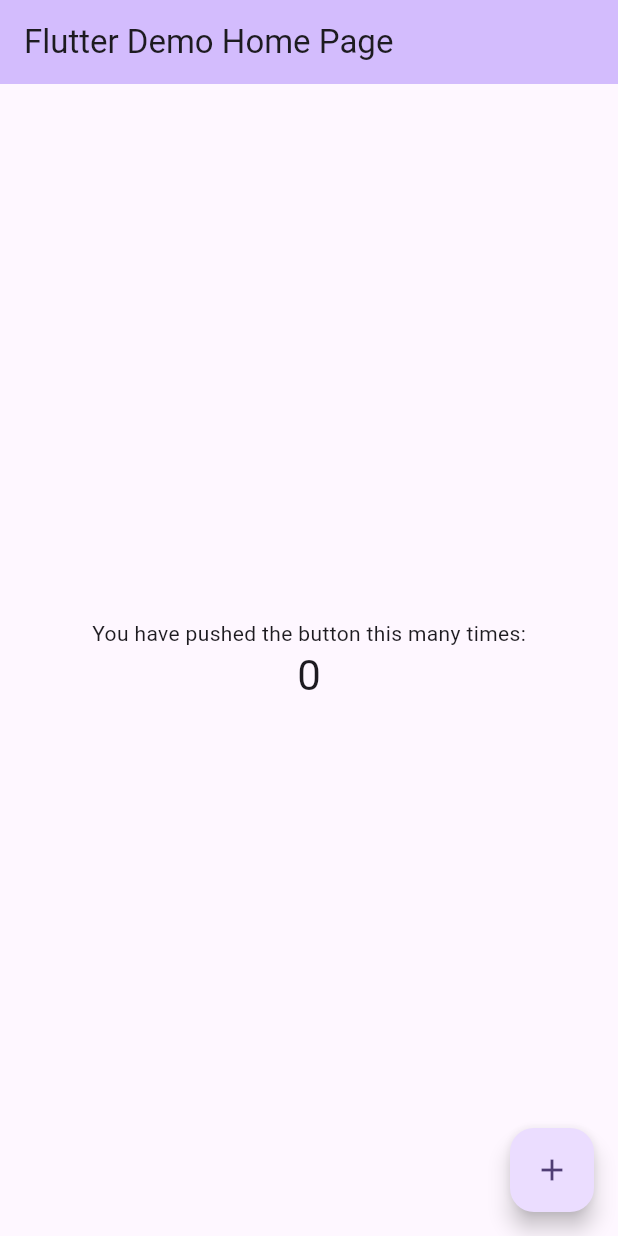
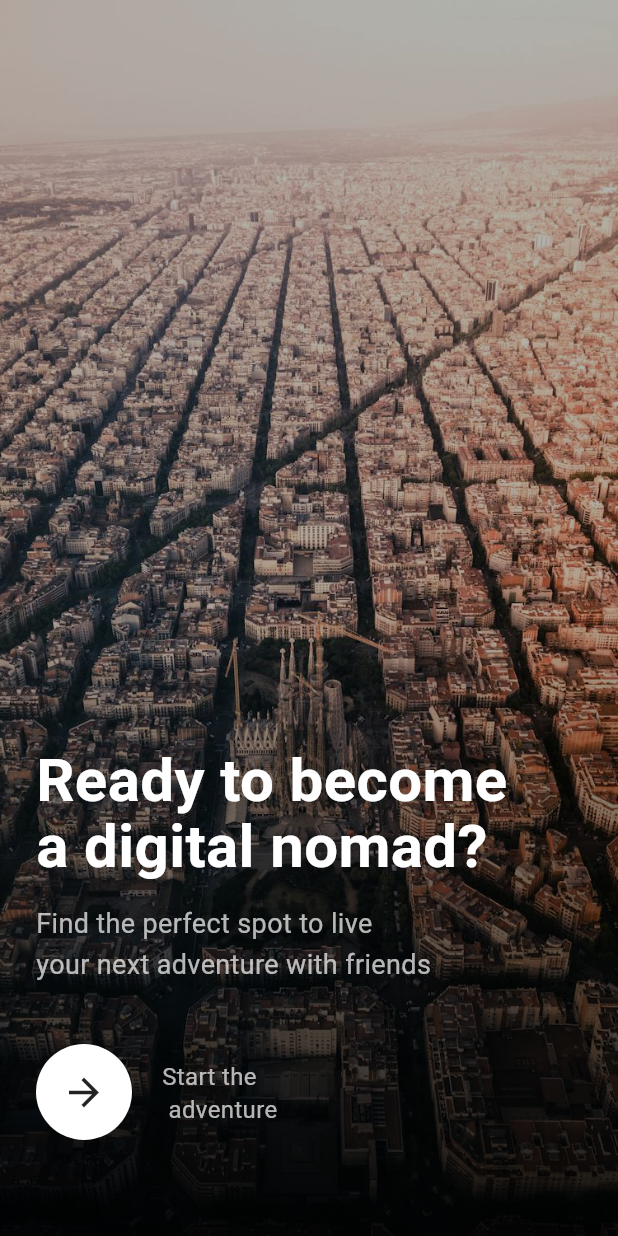
Before and after one commit to meulencv/wenomadus, a Flutter app: the screen it shows after launch, on a phone screen of 412 x 824 dp. Run offline on Flutter 3.47's test engine with Material 3 defaults, Android fonts, the phone set to English and light mode, and no system bars; our stand-ins replace supabase_flutter; accounts and stored records are empty.

Commit message:
feat: Add login, registration, and welcome screens
- Implemented LoginScreen with email and password authentication using Supabase.
- Created RegisterScreen for user registration with email and password confirmation.
- Added WelcomeScreen as the entry point of the app, featuring a background image and navigation to the login screen.
- Updated pubspec.yaml to include necessary dependencies for Supabase and URL launcher.
- Modified platform-specific plugin registration for Linux and Windows to support new features.
- Enhanced UI with gradient backgrounds and improved button styles for better user experience.

```diff
--- /dev/null
+++ b/lib/config/supabase_config.dart
@@ -0,0 +1,4 @@
+class SupabaseConfig {
+  static const String apiUrl = 'https://euzfwsyfkerjzlmdojsu.supabase.co';
+  static const String apiKey = 'eyJhbGciOiJIUzI1NiIsInR5cCI6IkpXVCJ9.eyJpc3MiOiJzdXBhYmFzZSIsInJlZiI6ImV1emZ3c3lma2VyanpsbWRvanN1Iiwicm9sZSI6ImFub24iLCJpYXQiOjE3NDYyMjQ5OTEsImV4cCI6MjA2MTgwMDk5MX0.dG-l819JhqrTR4LsREQ0HCiQgVhTO5n9pikbe7GoFok';
+}
--- a/lib/main.dart
+++ b/lib/main.dart
@@ -1,125 +1,60 @@
 import 'package:flutter/material.dart';
+import 'package:supabase_flutter/supabase_flutter.dart';
+import 'package:wenomadus/config/supabase_config.dart';
+import 'package:wenomadus/screens/welcome_screen.dart';
 
-void main() {
+void main() async {
+  WidgetsFlutterBinding.ensureInitialized();
+
+  await Supabase.initialize(
+    url: SupabaseConfig.apiUrl,
+    anonKey: SupabaseConfig.apiKey,
+  );
+
   runApp(const MyApp());
 }
 
 class MyApp extends StatelessWidget {
   const MyApp({super.key});
 
-  // This widget is the root of your application.
   @override
   Widget build(BuildContext context) {
     return MaterialApp(
-      title: 'Flutter Demo',
+      debugShowCheckedModeBanner: false,
+      title: 'Travel App',
       theme: ThemeData(
-        // This is the theme of your application.
-        //
-        // TRY THIS: Try running your application with "flutter run". You'll see
-        // the application has a purple toolbar. Then, without quitting the app,
-        // try changing the seedColor in the colorScheme below to Colors.green
-        // and then invoke "hot reload" (save your changes or press the "hot
-        // reload" button in a Flutter-supported IDE, or press "r" if you used
-        // the command line to start the app).
-        //
-        // Notice that the counter didn't reset back to zero; the application
-        // state is not lost during the reload. To reset the state, use hot
-        // restart instead.
-        //
-        // This works for code too, not just values: Most code changes can be
-        // tested with just a hot reload.
-        colorScheme: ColorScheme.fromSeed(seedColor: Colors.deepPurple),
         useMaterial3: true,
+        primaryColor: const Color(0xFF0770E3),
+        colorScheme: ColorScheme.fromSeed(
+          seedColor: const Color(0xFF0770E3),
+          primary: const Color(0xFF0770E3),
+          secondary: const Color(0xFF00A698),
+        ),
+        textTheme: const TextTheme(
+          headlineLarge: TextStyle(
+            fontSize: 36,
+            fontWeight: FontWeight.w800,
+            color: Color(0xFF111236),
+          ),
+          bodyLarge: TextStyle(
+            fontSize: 16,
+            color: Color(0xFF68697F),
+            fontWeight: FontWeight.w500,
+          ),
+        ),
+        elevatedButtonTheme: ElevatedButtonThemeData(
+          style: ElevatedButton.styleFrom(
+            backgroundColor: const Color(0xFF0770E3),
+            foregroundColor: Colors.white,
+            elevation: 0,
+            padding: const EdgeInsets.symmetric(vertical: 16),
+            shape: RoundedRectangleBorder(
+              borderRadius: BorderRadius.circular(8),
+            ),
+          ),
+        ),
       ),
-      home: const MyHomePage(title: 'Flutter Demo Home Page'),
+      home: const WelcomeScreen(),
     );
   }
 }
-
-class MyHomePage extends StatefulWidget {
-  const MyHomePage({super.key, required this.title});
-
-  // This widget is the home page of your application. It is stateful, meaning
-  // that it has a State object (defined below) that contains fields that affect
-  // how it looks.
-
-  // This class is the configuration for the state. It holds the values (in this
-  // case the title) provided by the parent (in this case the App widget) and
-  // used by the build method of the State. Fields in a Widget subclass are
-  // always marked "final".
-
-  final String title;
-
-  @override
-  State<MyHomePage> createState() => _MyHomePageState();
-}
-
-class _MyHomePageState extends State<MyHomePage> {
-  int _counter = 0;
-
-  void _incrementCounter() {
-    setState(() {
-      // This call to setState tells the Flutter framework that something has
-      // changed in this State, which causes it to rerun the build method below
-      // so that the display can reflect the updated values. If we changed
-      // _counter without calling setState(), then the build method would not be
-      // called again, and so nothing would appear to happen.
-      _counter++;
-    });
-  }
-
-  @override
-  Widget build(BuildContext context) {
-    // This method is rerun every time setState is called, for instance as done
-    // by the _incrementCounter method above.
-    //
-    // The Flutter framework has been optimized to make rerunning build methods
-    // fast, so that you can just rebuild anything that needs updating rather
-    // than having to individually change instances of widgets.
-    return Scaffold(
-      appBar: AppBar(
-        // TRY THIS: Try changing the color here to a specific color (to
-        // Colors.amber, perhaps?) and trigger a hot reload to see the AppBar
-        // change color while the other colors stay the same.
-        backgroundColor: Theme.of(context).colorScheme.inversePrimary,
-        // Here we take the value from the MyHomePage object that was created by
-        // the App.build method, and use it to set our appbar title.
-        title: Text(widget.title),
-      ),
-      body: Center(
-        // Center is a layout widget. It takes a single child and positions it
-        // in the middle of the parent.
-        child: Column(
-          // Column is also a layout widget. It takes a list of children and
-          // arranges them vertically. By default, it sizes itself to fit its
-          // children horizontally, and tries to be as tall as its parent.
-          //
-          // Column has various properties to control how it sizes itself and
-          // how it positions its children. Here we use mainAxisAlignment to
-          // center the children vertically; the main axis here is the vertical
-          // axis because Columns are vertical (the cross axis would be
-          // horizontal).
-          //
-          // TRY THIS: Invoke "debug painting" (choose the "Toggle Debug Paint"
-          // action in the IDE, or press "p" in the console), to see the
-          // wireframe for each widget.
-          mainAxisAlignment: MainAxisAlignment.center,
-          children: <Widget>[
-            const Text(
-              'You have pushed the button this many times:',
-            ),
-            Text(
-              '$_counter',
-              style: Theme.of(context).textTheme.headlineMedium,
-            ),
-          ],
-        ),
-      ),
-      floatingActionButton: FloatingActionButton(
-        onPressed: _incrementCounter,
-        tooltip: 'Increment',
-        child: const Icon(Icons.add),
-      ), // This trailing comma makes auto-formatting nicer for build methods.
-    );
-  }
-}
--- /dev/null
+++ b/lib/screens/welcome_screen.dart
@@ -0,0 +1,101 @@
+import 'package:flutter/material.dart';
+import 'package:wenomadus/screens/login_screen.dart';
+
+class WelcomeScreen extends StatelessWidget {
+  const WelcomeScreen({super.key});
+
+  @override
+  Widget build(BuildContext context) {
+    return Scaffold(
+      extendBodyBehindAppBar: true,
+      body: Stack(
+        fit: StackFit.expand,
+        children: [
+          Image.asset(
+            'assets/barcelona.jpeg',
+            fit: BoxFit.cover,
+          ),
+          Container(
+            decoration: BoxDecoration(
+              gradient: LinearGradient(
+                begin: Alignment.bottomCenter,
+                end: Alignment.center,
+                colors: [
+                  Colors.black.withOpacity(0.9),
+                  Colors.black.withOpacity(0.3),
+                ],
+              ),
+            ),
+          ),
+          SafeArea(
+            child: Padding(
+              padding: const EdgeInsets.all(24.0),
+              child: Column(
+                mainAxisAlignment: MainAxisAlignment.end,
+                crossAxisAlignment: CrossAxisAlignment.start,
+                children: [
+                  const Text(
+                    'Ready to become\na digital nomad?',
+                    style: TextStyle(
+                      fontSize: 40,
+                      fontWeight: FontWeight.bold,
+                      color: Colors.white,
+                      height: 1.1,
+                    ),
+                  ),
+                  const SizedBox(height: 16),
+                  const Text(
+                    'Find the perfect spot to live\nyour next adventure with friends',
+                    style: TextStyle(
+                      fontSize: 18,
+                      color: Colors.white70,
+                      height: 1.5,
+                    ),
+                  ),
+                  const SizedBox(height: 40),
+                  Row(
+                    children: [
+                      Container(
+                        width: 64,
+                        height: 64,
+                        decoration: BoxDecoration(
+                          color: Colors.white,
+                          borderRadius: BorderRadius.circular(32),
+                        ),
+                        child: IconButton(
+                          icon: const Icon(
+                            Icons.arrow_forward,
+                            color: Colors.black87,
+                            size: 30,
+                          ),
+                          onPressed: () {
+                            Navigator.push(
+                              context,
+                              MaterialPageRoute(
+                                builder: (context) => const LoginScreen(),
+                              ),
+                            );
+                          },
+                        ),
+                      ),
+                      const SizedBox(width: 20),
+                      const Text(
+                        'Start the\n adventure',
+                        style: TextStyle(
+                          fontSize: 16,
+                          color: Colors.white70,
+                          height: 1.4,
+                        ),
+                      ),
+                    ],
+                  ),
+                  const SizedBox(height: 40),
+                ],
+              ),
+            ),
+          ),
+        ],
+      ),
+    );
+  }
+}
```
Also changed, not shown: lib/screens/login_screen.dart (added, +179 -0 lines), lib/screens/register_screen.dart (added, +203 -0 lines), pubspec.yaml (+6 -26 lines), assets/barcelona.jpeg (added), pubspec.lock, 5 other files.
